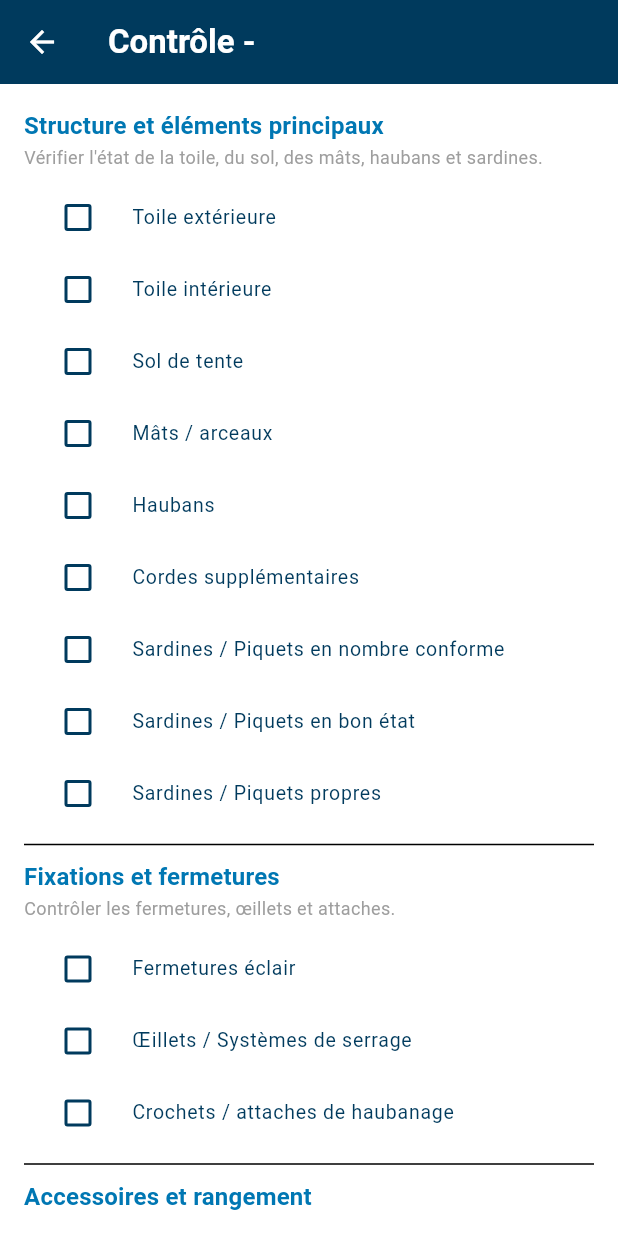
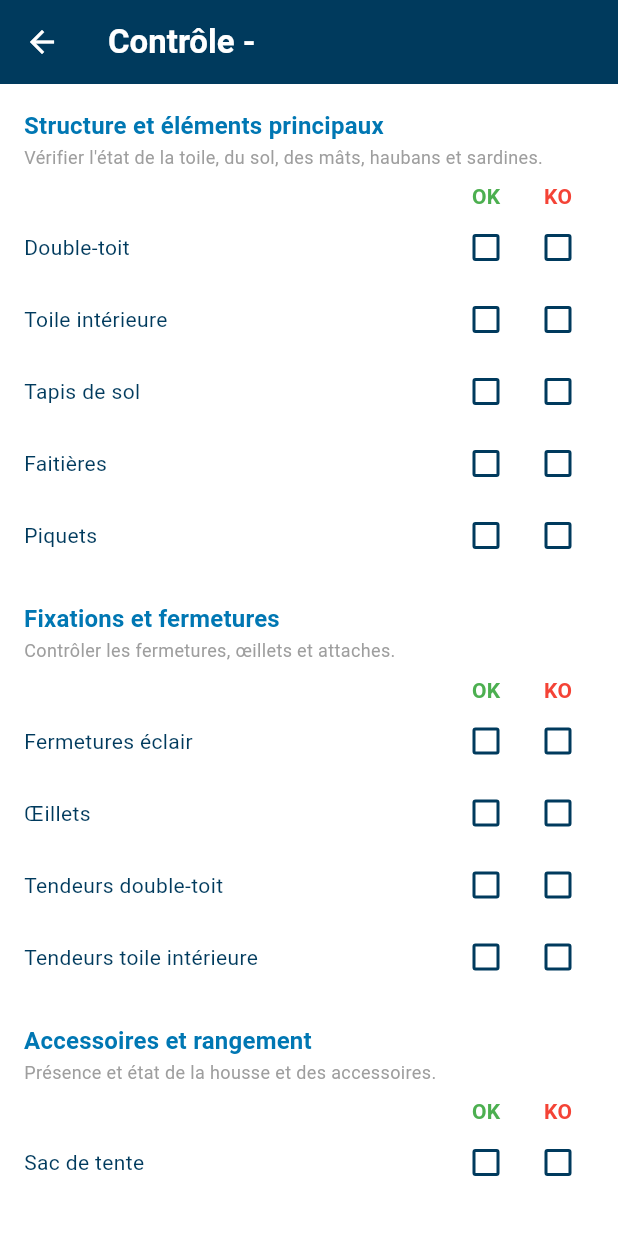
Before and after one commit to alvisevenezia/logistiscout, a Flutter app: the ControleEditPage screen opened directly with empty values, on a phone screen of 412 x 824 dp. Run offline on Flutter 3.47's test engine with Material 3 defaults, Android fonts, the phone set to English and light mode, and no system bars; our stand-ins replace dio, expandable, flutter_colorpicker, flutter_riverpod, flutter_secure_storage, jwt_decoder and 1 more; accounts and stored records are empty.

Commit message:
reworked controls

```diff
--- a/lib/ui/pages/controle_edit_page.dart
+++ b/lib/ui/pages/controle_edit_page.dart
@@ -1,6 +1,7 @@
 import 'package:flutter/material.dart';
 import 'package:flutter_riverpod/flutter_riverpod.dart';
 import 'package:logistiscout/domain/entities/controle.dart';
+import 'package:logistiscout/domain/entities/status_element_control.dart';
 import 'package:logistiscout/domain/entities/tente.dart';
 import 'package:logistiscout/ui/controllers/controle_controller.dart';
 
@@ -22,6 +23,7 @@ class _ControleEditPageState extends ConsumerState<ControleEditPage> {
   final TextEditingController remarquesController = TextEditingController();
   final TextEditingController sardinesController = TextEditingController();
   final Map<String, bool> checklist = {};
+  final Map<String, StatusElementControl?> statusByItem = {};
 
   @override
   void dispose() {
@@ -34,6 +36,8 @@ class _ControleEditPageState extends ConsumerState<ControleEditPage> {
   Widget build(BuildContext context) {
     final sections = _sections();
     final explications = _explications();
+
+
 
     return Scaffold(
       appBar: AppBar(
@@ -60,15 +64,55 @@ class _ControleEditPageState extends ConsumerState<ControleEditPage> {
                   ),
                 ),
               const SizedBox(height: 4),
-              for (final item in section.value)
-                CheckboxListTile(
-                  title: Text(item),
-                  value: checklist[item] ?? false,
-                  onChanged: (v) => setState(() => checklist[item] = v ?? false),
-                  dense: true,
-                  controlAffinity: ListTileControlAffinity.leading,
-                ),
-              const Divider(height: 20),
+              Column(
+                children: [
+                  Row(
+                    mainAxisAlignment: MainAxisAlignment.end,
+                    children: const [
+                    SizedBox(width: 48, child: Center(child: Text("OK", style: TextStyle(color: Colors.green,fontWeight: FontWeight.bold)))),
+                    SizedBox(width: 48, child: Center(child: Text("KO", style: TextStyle(color: Colors.red,fontWeight: FontWeight.bold)))),
+                    ],
+                  ),
+                  ...section.value.map((e) {
+                    final status = statusByItem[e];
+
+                    return Row(
+                      mainAxisAlignment: MainAxisAlignment.spaceBetween,
+                      children: [
+                        Text(e),
+
+                        Row(
+                          children: [
+                            // OK checkbox
+                            Checkbox(
+                              activeColor: Colors.green,
+                              value: status == StatusElementControl.ok,
+                              onChanged: (checked) {
+                                setState(() {
+                                  statusByItem[e] =
+                                  checked == true ? StatusElementControl.ok : null;
+                                });
+                              },
+                            ),
+                            // KO checkbox
+                            Checkbox(
+                              activeColor: Colors.red,
+                              value: status == StatusElementControl.ko,
+                              onChanged: (checked) {
+                                setState(() {
+                                  statusByItem[e] =
+                                  checked == true ? StatusElementControl.ko : null;
+                                });
+                              },
+                            ),
+                          ],
+                        ),
+                      ],
+                    );
+                  }),
+                ]
+              ),
+              const SizedBox(height: 20),
             ],
             const SizedBox(height: 10),
             Row(
@@ -111,7 +155,7 @@ class _ControleEditPageState extends ConsumerState<ControleEditPage> {
                 }
 
                 final payload = {
-                  for (final e in checklist.entries) e.key: e.value,
+                  for (final e in statusByItem.entries) e.key: e.value,
                   'Nombre de sardines/piquets': sardinesController.text,
                   'nom_controleur': widget.nomControleur.trim(),
                 };
@@ -144,25 +188,24 @@ class _ControleEditPageState extends ConsumerState<ControleEditPage> {
 
   Map<String, List<String>> _sections() => {
     'Structure et éléments principaux': [
-      'Toile extérieure',
+      'Double-toit',
       'Toile intérieure',
-      'Sol de tente',
-      'Mâts / arceaux',
-      'Haubans',
-      'Cordes supplémentaires',
-      'Sardines / Piquets en nombre conforme',
-      'Sardines / Piquets en bon état',
-      'Sardines / Piquets propres',
+      'Tapis de sol',
+      'Faitières',
+      'Piquets',
     ],
     'Fixations et fermetures': [
       'Fermetures éclair',
-      'Œillets / Systèmes de serrage',
-      'Crochets / attaches de haubanage',
+      'Œillets',
+      'Tendeurs double-toit',
+      'Tendeurs toile intérieure',
     ],
     'Accessoires et rangement': [
-      'Housse de rangement',
-      'Système de pliage / ficelles d’attache',
-      'Fiche d’identification',
+      'Sac de tente',
+      'Sac de piquets',
+      'Sac de sardines',
+      'Maillet',
+      'Ballayette',
     ],
     'État général': [
       'Propreté extérieure et intérieure',
```
Also changed, not shown: lib/domain/entities/status_element_control.dart (added, +11 -0 lines), lib/ui/pages/controle_detail_page.dart (+22 -17 lines).
